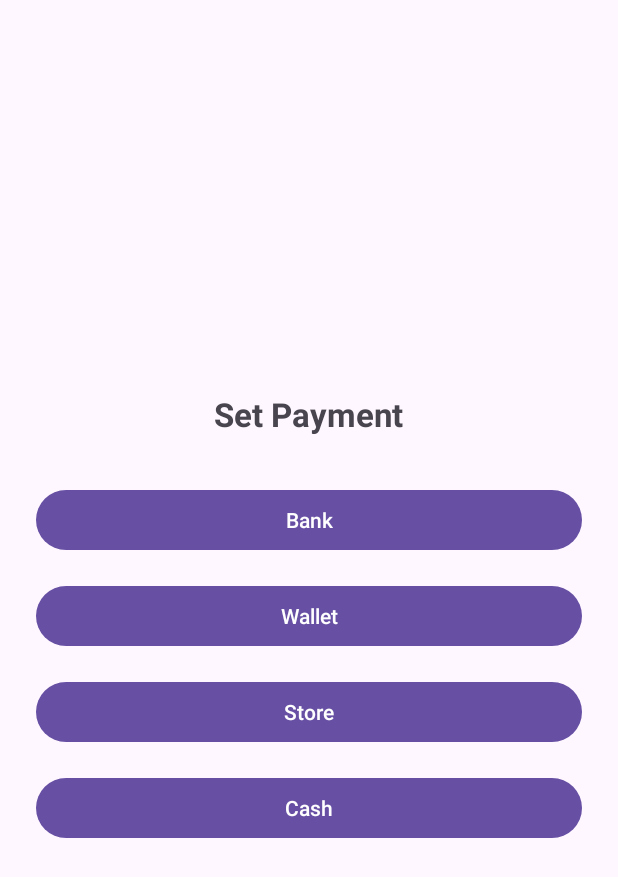
After one commit to MaiQuoclong/paymentapp, an Android app: the BankLoginActivity screen opened directly, with no data from a screen before it, on a phone screen of 412 x 824 dp. The commit adds this screen. Shown: the top 877 px of the screen. Run offline under Robolectric (Android 15) with nearby library versions, the phone set to English and light mode, and no system bars.

Commit message:
Add bank login feature

```diff
--- a/app/src/main/AndroidManifest.xml
+++ b/app/src/main/AndroidManifest.xml
@@ -25,7 +25,8 @@
         <!-- Create Account Activity -->
         <activity android:name=".CreateAccountActivity" />
 
-
+        <!-- Bank Login Activity (mở khi login thành công) -->
+        <activity android:name=".BankLoginActivity" />
 
     </application>
 
--- /dev/null
+++ b/app/src/main/java/com/example/paymentapp/BankLoginActivity.java
@@ -0,0 +1,35 @@
+package com.example.paymentapp;
+
+import android.os.Bundle;
+import android.view.View;
+import android.widget.Button;
+import android.widget.Toast;
+import androidx.appcompat.app.AppCompatActivity;
+import com.example.paymentapp.R;
+
+public class BankLoginActivity extends AppCompatActivity {
+    Button btnBank, btnWallet, btnStore, btnCash;
+
+    @Override
+    protected void onCreate(Bundle savedInstanceState) {
+        super.onCreate(savedInstanceState);
+        setContentView(R.layout.activity_bank_login); // <-- phải đúng tên file xml
+
+        btnBank = findViewById(R.id.btnBank);
+        btnWallet = findViewById(R.id.btnWallet);
+        btnStore = findViewById(R.id.btnStore);
+        btnCash = findViewById(R.id.btnCash);
+
+        btnBank.setOnClickListener(v ->
+                Toast.makeText(this, "Bank selected", Toast.LENGTH_SHORT).show());
+
+        btnWallet.setOnClickListener(v ->
+                Toast.makeText(this, "Wallet selected", Toast.LENGTH_SHORT).show());
+
+        btnStore.setOnClickListener(v ->
+                Toast.makeText(this, "Store selected", Toast.LENGTH_SHORT).show());
+
+        btnCash.setOnClickListener(v ->
+                Toast.makeText(this, "Cash selected", Toast.LENGTH_SHORT).show());
+    }
+}
--- a/app/src/main/java/com/example/paymentapp/MainActivity.java
+++ b/app/src/main/java/com/example/paymentapp/MainActivity.java
@@ -32,6 +32,20 @@ public class MainActivity extends AppCompatActivity {
             }
         });
 
-;
+        // Bấm Login -> kiểm tra tài khoản
+        btnLogin.setOnClickListener(new View.OnClickListener() {
+            @Override
+            public void onClick(View v) {
+                String username = edtUsername.getText().toString();
+                String password = edtPassword.getText().toString();
+
+                if (username.equals("mql") && password.equals("123456")) {
+                    Intent intent = new Intent(MainActivity.this, BankLoginActivity.class);
+                    startActivity(intent);
+                } else {
+                    Toast.makeText(MainActivity.this, "Wrong username or password", Toast.LENGTH_SHORT).show();
+                }
+            }
+        });
     }
 }
--- /dev/null
+++ b/app/src/main/res/layout/activity_bank_login.xml
@@ -0,0 +1,50 @@
+<?xml version="1.0" encoding="utf-8"?>
+<LinearLayout xmlns:android="http://schemas.android.com/apk/res/android"
+    android:layout_width="match_parent"
+    android:layout_height="match_parent"
+    android:orientation="vertical"
+    android:gravity="center"
+    android:padding="24dp">
+
+    <!-- Title -->
+    <TextView
+        android:id="@+id/tvSetPayment"
+        android:layout_width="wrap_content"
+        android:layout_height="wrap_content"
+        android:text="Set Payment"
+        android:textSize="22sp"
+        android:textStyle="bold"
+        android:layout_marginBottom="32dp"/>
+
+    <!-- Bank button -->
+    <Button
+        android:id="@+id/btnBank"
+        android:layout_width="match_parent"
+        android:layout_height="wrap_content"
+        android:text="Bank"
+        android:layout_marginBottom="16dp"/>
+
+    <!-- Wallet button -->
+    <Button
+        android:id="@+id/btnWallet"
+        android:layout_width="match_parent"
+        android:layout_height="wrap_content"
+        android:text="Wallet"
+        android:layout_marginBottom="16dp"/>
+
+    <!-- Store button -->
+    <Button
+        android:id="@+id/btnStore"
+        android:layout_width="match_parent"
+        android:layout_height="wrap_content"
+        android:text="Store"
+        android:layout_marginBottom="16dp"/>
+
+    <!-- Cash button -->
+    <Button
+        android:id="@+id/btnCash"
+        android:layout_width="match_parent"
+        android:layout_height="wrap_content"
+        android:text="Cash"/>
+
+</LinearLayout>
```
